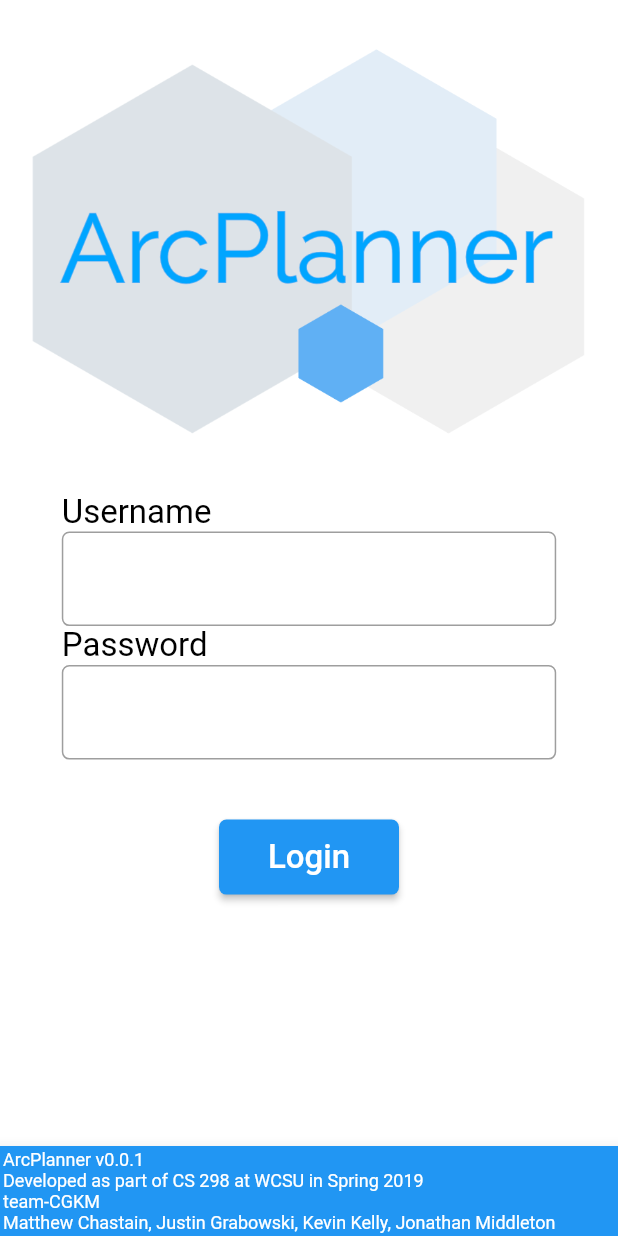
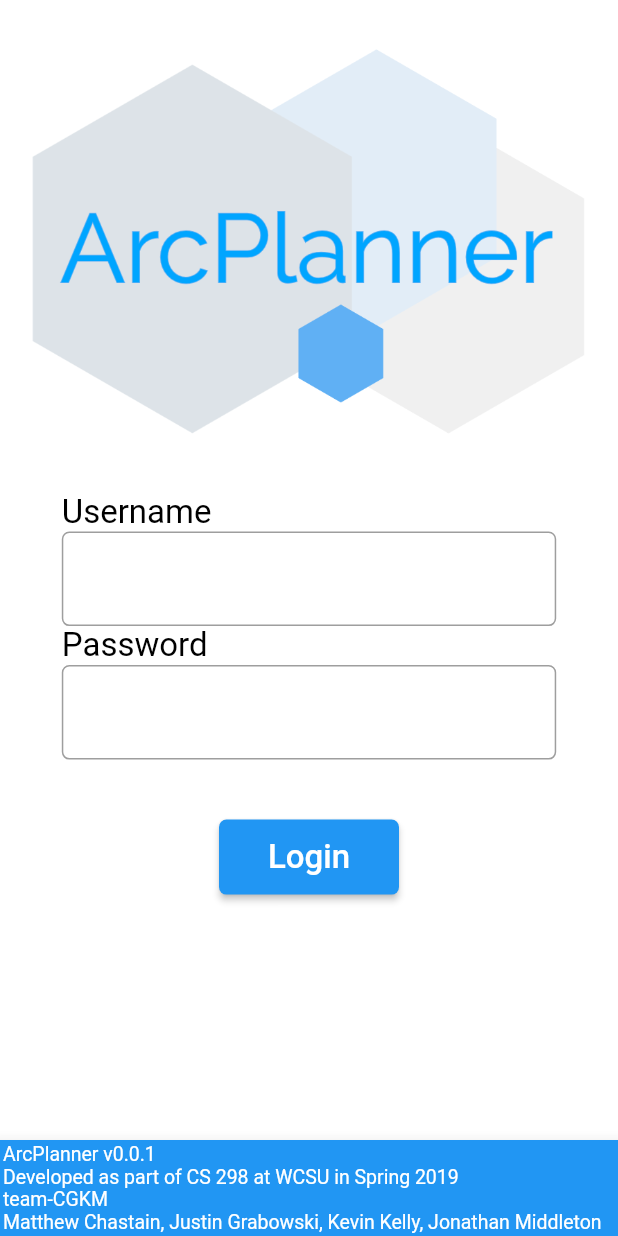
Before and after one commit to smacademic/project-cgkm, a Flutter app: the screen it shows after launch, on a phone screen of 412 x 824 dp. Run offline on Flutter 3.47's test engine with Material 2 defaults, Android fonts, the phone set to English and light mode, and no system bars; drawn by our look-alikes of auto_size_text; our stand-ins replace sqflite; accounts and stored records are empty.

Commit message:
Fixing Scaling on Login Screen Bottom Bar
Text on the Login screen bottom bar now scales to 4 lines on any size screen.

```diff
--- a/client/src/arcplanner/lib/ui/home_screen.dart
+++ b/client/src/arcplanner/lib/ui/home_screen.dart
@@ -33,6 +33,9 @@ class _HomeScreenState extends State<HomeScreen> {
 
   @override
   Widget build(BuildContext context) {
+    var width = MediaQuery.of(context).size.width;
+    var height = MediaQuery.of(context).size.height;
+
     return Scaffold(
       backgroundColor: Colors.white,
       body: Column(
@@ -45,7 +48,7 @@ class _HomeScreenState extends State<HomeScreen> {
                 children: <Widget>[
                   Container(
                     padding: EdgeInsets.all(8),
-                    width: MediaQuery.of(context).size.width * 0.60,
+                    width: width * 0.60,
                     child: Column(
                       crossAxisAlignment: CrossAxisAlignment.start,
                       children: <Widget> [
--- a/client/src/arcplanner/lib/ui/login_screen.dart
+++ b/client/src/arcplanner/lib/ui/login_screen.dart
@@ -7,6 +7,7 @@
 */
 
 import 'package:flutter/material.dart';
+import 'package:auto_size_text/auto_size_text.dart';
 //import 'package:arcplanner/main.dart';
 
 class LoginScreen extends StatefulWidget {
@@ -173,13 +174,14 @@ class _LoginScreenState extends State<LoginScreen> {
         color: Colors.blue,
         child: Container(
           padding: EdgeInsets.all(2),
-          child: Text(
+          child: AutoSizeText(
             'ArcPlanner v0.0.1\nDeveloped as part of CS 298 at WCSU in Spring 2019\nteam-CGKM\nMatthew Chastain, Justin Grabowski, Kevin Kelly, Jonathan Middleton',
             style: TextStyle(
               color: Colors.white,
-              fontSize: 12.0,
             ),
-            textAlign: TextAlign.left,
+            maxFontSize: 24.0,
+            minFontSize: 8.0,
+            maxLines: 4,
           ),
         ),
       ),
```
